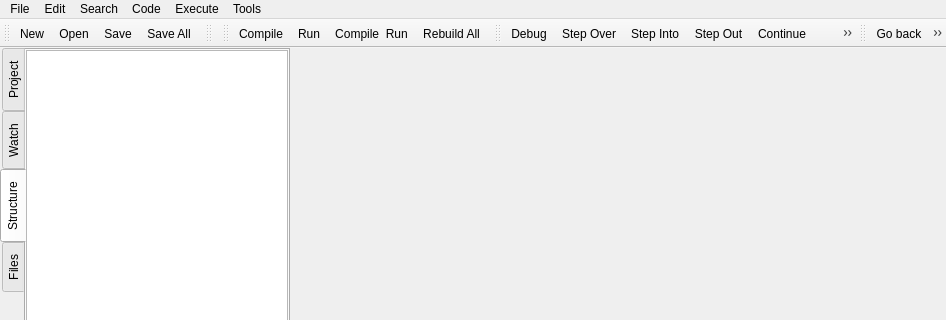
royqh1979/RedPanda-CPP, file RedPandaIDE/mainwindow.ui: the form before one commit; both pictures show x 0 to 946 and y 0 to 320 of the 946 by 657 pixel window.
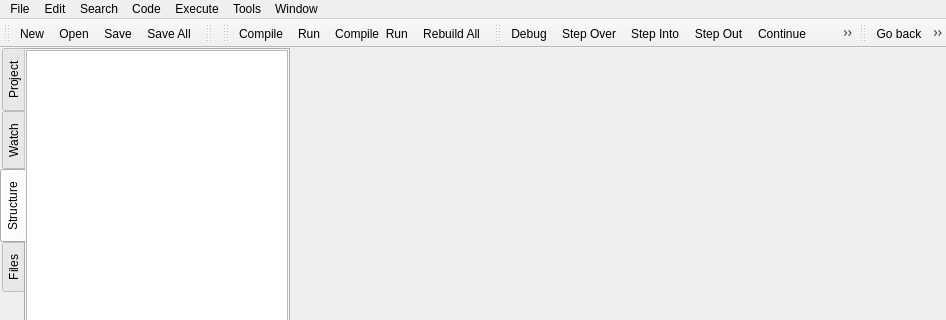
The form after the commit. Icons and pictures are not drawn. Custom widgets are drawn as their Qt base class.

Commit message: - feature: save/restore main window layout  - feature: hide/show left panel  - feature: double click editor title to maximize/restore it  - fix: editor not updated when parser done

The edit to the form file:
```diff
--- a/RedPandaIDE/mainwindow.ui
+++ b/RedPandaIDE/mainwindow.ui
@@ -751,7 +751,7 @@
      <x>0</x>
      <y>0</y>
      <width>946</width>
-     <height>25</height>
+     <height>22</height>
     </rect>
    </property>
    <widget class="QMenu" name="menuFile">
@@ -834,12 +834,18 @@
     <addaction name="separator"/>
     <addaction name="actionReformat_Code"/>
    </widget>
+   <widget class="QMenu" name="menuWindow">
+    <property name="title">
+     <string>Window</string>
+    </property>
+   </widget>
    <addaction name="menuFile"/>
    <addaction name="menuEdit"/>
    <addaction name="menuSearch"/>
    <addaction name="menuCode"/>
    <addaction name="menuExecute"/>
    <addaction name="menuTools"/>
+   <addaction name="menuWindow"/>
   </widget>
   <widget class="QStatusBar" name="statusbar"/>
   <widget class="QToolBar" name="toolbarMain">
```
Left out of the diff: 29 changed lines with no effect on the pictures. The commit also changes 4 other files.
